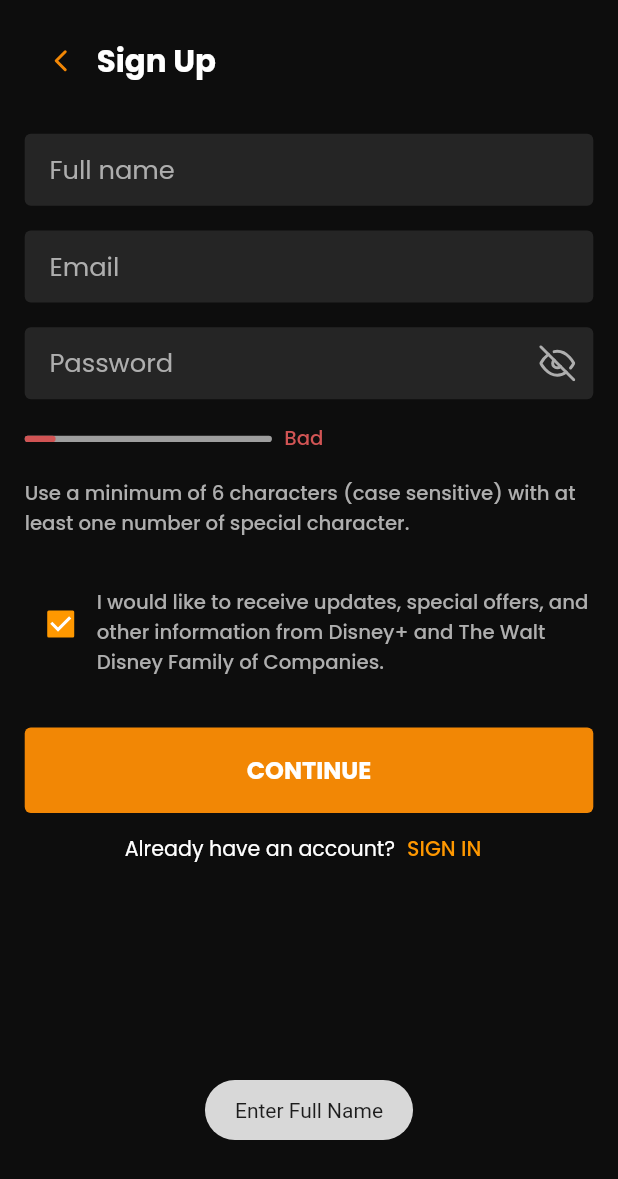
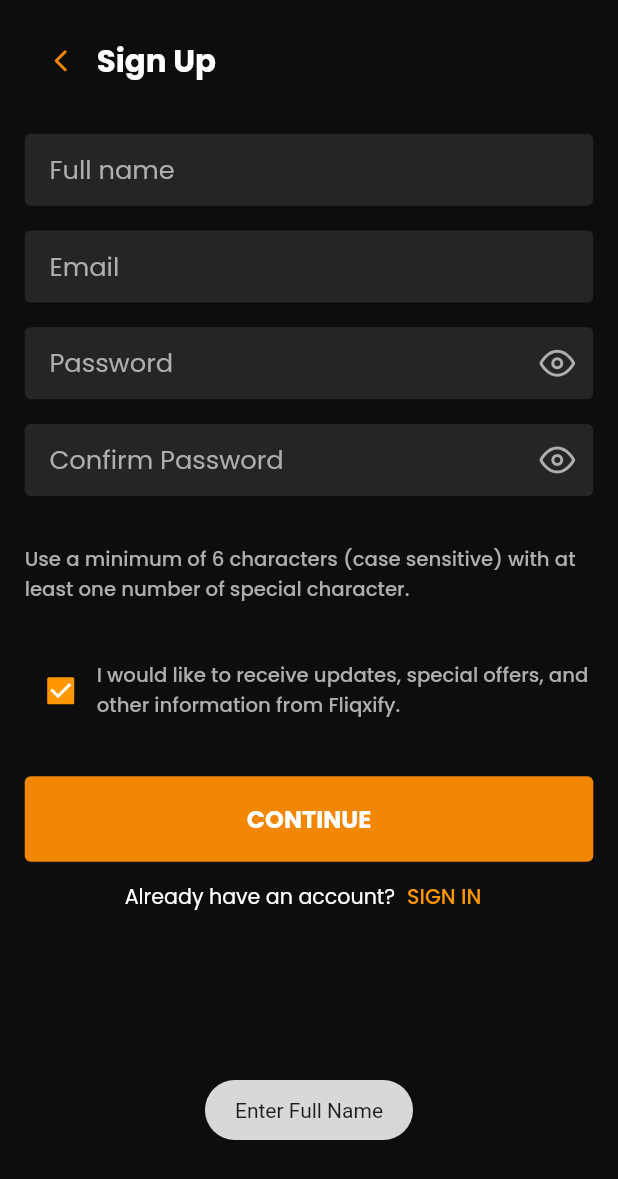
Before and after one commit to aqeelshamz/fliqxify, a Flutter app: the SignUp screen opened directly, after a tap on "CONTINUE", on a phone screen of 412 x 824 dp. Shown: the top 1179 px of the screen. Run offline on Flutter 3.47's test engine with Material 2 defaults, Android fonts, the phone set to English and light mode, and no system bars; our stand-ins replace flick_video_player, flutter_feather_icons, flutter_screenutil, fluttertoast, get, google_fonts and 4 more; accounts and stored records are empty; network calls fail.

Commit message:
mobile - password strength, confirm password, policy checkbox, password validation

```diff
--- a/mobile/lib/screens/signup.dart
+++ b/mobile/lib/screens/signup.dart
@@ -12,10 +12,14 @@ import 'package:netflixclone/widgets/large_button.dart';
 import 'package:netflixclone/widgets/link_button.dart';
 
 bool _showPassword = false;
+bool _showConfirmPassword = false;
 
 String _fullName = "";
 String _email = "";
 String _password = "";
+String _confirmPassword = "";
+
+bool _policyUpdates = true;
 
 class SignUp extends StatefulWidget {
   const SignUp({Key? key}) : super(key: key);
@@ -32,6 +36,10 @@ class _SignUpState extends State<SignUp> {
       _fullName = "";
       _email = "";
       _password = "";
+      _confirmPassword = "";
+      _showPassword = false;
+      _showConfirmPassword = false;
+      _policyUpdates = true;
     });
   }
 
@@ -123,7 +131,7 @@ class _SignUpState extends State<SignUp> {
                       EdgeInsets.symmetric(horizontal: width * 0.04),
                   suffixIcon: IconButton(
                     icon: Icon(
-                        !_showPassword ? FeatherIcons.eyeOff : FeatherIcons.eye,
+                        _showPassword ? FeatherIcons.eyeOff : FeatherIcons.eye,
                         color: grey3),
                     onPressed: () {
                       setState(() {
@@ -148,35 +156,76 @@ class _SignUpState extends State<SignUp> {
                 },
               ),
               SizedBox(height: height * 0.02),
-              Row(children: [
+              TextField(
+                obscureText: !_showConfirmPassword,
+                decoration: InputDecoration(
+                  fillColor: grey1,
+                  filled: true,
+                  hintText: "Confirm Password",
+                  hintStyle: TextStyle(color: grey3),
+                  contentPadding:
+                      EdgeInsets.symmetric(horizontal: width * 0.04),
+                  suffixIcon: IconButton(
+                    icon: Icon(
+                        _showConfirmPassword
+                            ? FeatherIcons.eyeOff
+                            : FeatherIcons.eye,
+                        color: grey3),
+                    onPressed: () {
+                      setState(() {
+                        _showConfirmPassword = !_showConfirmPassword;
+                      });
+                    },
+                  ),
+                  prefixIcon: null,
+                  border: OutlineInputBorder(
+                    borderRadius: BorderRadius.circular(borderRadius),
+                    borderSide: BorderSide.none,
+                  ),
+                ),
+                style: TextStyle(
+                  color: white,
+                  fontSize: 15.sp,
+                ),
+                onChanged: (txt) {
+                  setState(() {
+                    _confirmPassword = txt;
+                  });
+                },
+              ),
+              SizedBox(height: height * 0.02),
+              _password.isNotEmpty
+                  ? Row(children: [
                       Container(
                         width: width * 0.4,
                         height: height * 0.005,
                         decoration: BoxDecoration(
                             borderRadius: BorderRadius.circular(borderRadius),
-                      color: Colors.grey),
+                            color: grey1),
                         child: Row(
                           children: [
                             Container(
-                        width: _password.length < 6 ? width * 0.05 : width * 0.4,
+                              width: width * getPasswordStrength()[1],
                               height: height * 0.005,
                               decoration: BoxDecoration(
-                            borderRadius: BorderRadius.circular(borderRadius),
-                            color: _password.length < 6 ? errorRed : successGreen),
+                                  borderRadius:
+                                      BorderRadius.circular(borderRadius),
+                                  color: getPasswordStrength()[2]),
                             ),
                           ],
                         ),
                       ),
                       SizedBox(width: width * 0.02),
                       Text(
-                  _password.length < 6 ? "Bad" : "Excellent",
+                        getPasswordStrength()[0],
                         style: TextStyle(
-                    color:  _password.length < 6 ? errorRed : successGreen,
+                          color: getPasswordStrength()[2],
                           fontWeight: FontWeight.w500,
                           fontSize: 11.5.sp,
                         ),
                       ),
-              ]),
+                    ])
+                  : const SizedBox.shrink(),
               SizedBox(height: height * 0.02),
               Text(
                 "Use a minimum of 6 characters (case sensitive) with at least one number of special character.",
@@ -188,12 +237,18 @@ class _SignUpState extends State<SignUp> {
               ),
               SizedBox(height: height * 0.04),
               Row(
-                crossAxisAlignment: CrossAxisAlignment.start,
+                crossAxisAlignment: CrossAxisAlignment.center,
                 children: [
-                  Checkbox(value: true, onChanged: (x) {}),
+                  Checkbox(
+                      value: _policyUpdates,
+                      onChanged: (x) {
+                        setState(() {
+                          _policyUpdates = x!;
+                        });
+                      }),
                   Expanded(
                     child: Text(
-                      "I would like to receive updates, special offers, and other information from Disney+ and The Walt Disney Family of Companies.",
+                      "I would like to receive updates, special offers, and other information from Fliqxify.",
                       style: TextStyle(
                           color: grey3,
                           fontWeight: FontWeight.w500,
@@ -209,9 +264,10 @@ class _SignUpState extends State<SignUp> {
                       Fluttertoast.showToast(msg: "Enter Full Name");
                     } else if (!GetUtils.isEmail(_email)) {
                       Fluttertoast.showToast(msg: "Enter a valid email");
-                    } else if (_password.length < 6) {
-                      Fluttertoast.showToast(
-                          msg: "Password must have atleast 6 characters");
+                    } else if (getPasswordStrength()[1] < 0.3) {
+                      Fluttertoast.showToast(msg: "Create a strong password");
+                    } else if (_password != _confirmPassword) {
+                      Fluttertoast.showToast(msg: "Passwords don't match");
                     } else {
                       Get.to(() => Plans(_fullName, _email, _password));
                     }
@@ -239,4 +295,30 @@ class _SignUpState extends State<SignUp> {
       ),
     );
   }
+
+  List getPasswordStrength() {
+    List tooShort = ["Too Short", 0.1, Colors.red];
+    List weak = ["Weak", 0.2, Colors.orange[800]];
+    List strong = ["Strong", 0.3, Colors.green];
+    List great = ["Great", 0.4, Colors.green];
+
+    if (_password.length < 6) {
+      return tooShort;
     }
+
+    RegExp numReg = RegExp(r".*[0-9].*");
+    RegExp letterReg = RegExp(r".*[A-Za-z].*");
+    RegExp specialReg = RegExp(r'[!@#$%^&*(),.?":{}|<>]');
+    if (!numReg.hasMatch(_password) ||
+        !letterReg.hasMatch(_password) ||
+        !specialReg.hasMatch(_password)) {
+      return weak;
+    }
+
+    if (_password.length <= 10) {
+      return strong;
+    }
+
+    return great;
+  }
+}
```
Lines whose indentation alone changed are shown as unchanged.
